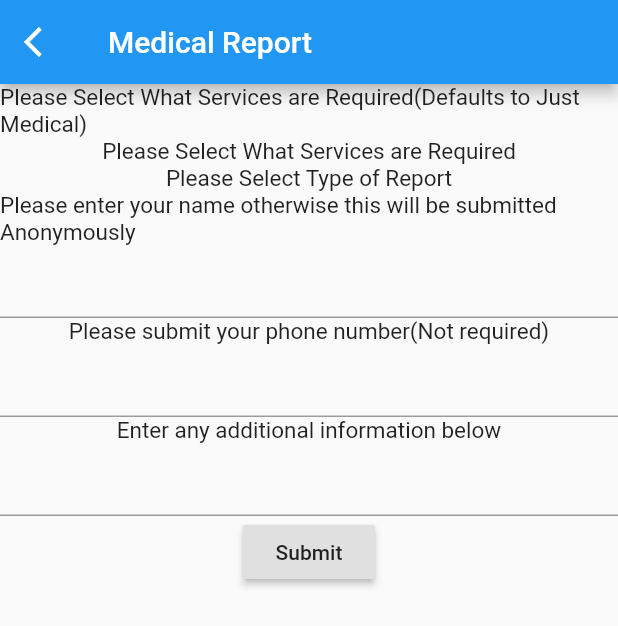
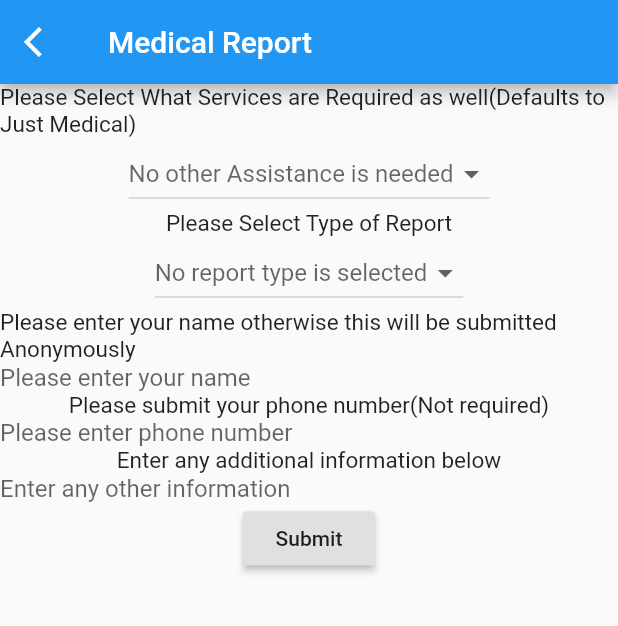
Before and after one commit to deadmendontlie/EMerge, a Flutter app: the screen it shows after launch, after a tap on "MedicalPage", on a phone screen of 412 x 824 dp. Shown: the top 626 px of the screen. Run offline on Flutter 3.47's test engine with Material 2 defaults, Android fonts, the phone set to English and light mode, and no system bars; project files that could hold a hidden picture were left out.

Commit message:
Add files via upload
Added the dropdown menus and stuff need to adjust stuff and make it look pretty later. Also need to add it change the dropdown values to whatever was selected. I also added a new button to the home screen. If I remember correctly

```diff
--- a/emerge_app/lib/MedicalPage.dart
+++ b/emerge_app/lib/MedicalPage.dart
@@ -37,51 +37,77 @@ class _MedicalPageWidgetState extends State<MedicalPage> {
             //TODO Add other things need for the text boxes and drop downs
             //TODO Make the submit button work
             Text(
-                      "Please Select What Services are Required(Defaults to Just Medical)",
+              "Please Select What Services are Required as well(Defaults to Just Medical)",
               style: TextStyle(fontSize: 15.0, fontWeight: FontWeight.normal),
             ),
-                  Text(
-                      "Please Select What Services are Required",
-                      style: TextStyle(fontSize: 15.0, fontWeight: FontWeight.normal),
+            DropdownButton<String>(
+              hint: Text('No other Assistance is needed'),
+              items: <String>['Fire', 'Police'].map((String value) {
+                return new DropdownMenuItem<String>(
+                  value: value,
+                  child: new Text(value),
+                );
+              }).toList(),
+              onChanged: (String newValue) {},
             ),
             Text(
               "Please Select Type of Report",
               style: TextStyle(fontSize: 15.0, fontWeight: FontWeight.normal),
             ),
+            DropdownButton<String>(
+              hint: Text('No report type is selected'),
+              items: <String>['Fire', 'Police'].map((String value) {
+                return new DropdownMenuItem<String>(
+                  value: value,
+                  child: new Text(value),
+                );
+              }).toList(),
+              onChanged: (_) {},
+            ),
             Text(
               "Please enter your name otherwise this will be submitted Anonymously",
               style: TextStyle(fontSize: 15.0, fontWeight: FontWeight.normal),
             ),
-                  TextFormField(textAlign: TextAlign.left, autocorrect: true, showCursor: true
-
+            TextFormField(
+              textAlign: TextAlign.left,
+              autocorrect: false,
+              showCursor: true,
+              decoration: new InputDecoration.collapsed(
+                  hintText: "Please enter your name"),
             ),
             Text(
               "Please submit your phone number(Not required)",
               style: TextStyle(fontSize: 15.0, fontWeight: FontWeight.normal),
             ),
-                  TextFormField(textAlign: TextAlign.left, autocorrect: true, showCursor: true
-
+            TextFormField(
+              textAlign: TextAlign.left,
+              autocorrect: false,
+              showCursor: true,
+              decoration: new InputDecoration.collapsed(
+                  hintText: "Please enter phone number"),
             ),
             Text(
               "Enter any additional information below",
               style: TextStyle(fontSize: 15.0, fontWeight: FontWeight.normal),
             ),
-                  TextFormField(textAlign: TextAlign.left, autocorrect: true, showCursor: true
-
+            TextFormField(
+              textAlign: TextAlign.left,
+              autocorrect: true,
+              showCursor: true,
+              decoration: new InputDecoration.collapsed(
+                  hintText: "Enter any other information"),
             ),
             Center(
               child: RaisedButton(
                 child: Text('Submit'),
                 onPressed: () {
                   // Add Submission results later
-
                 },
               ),
             ),
           ],
         ),
       ),
-      )
-    );
+    ));
   }
 }
--- a/emerge_app/lib/main.dart
+++ b/emerge_app/lib/main.dart
@@ -28,14 +28,12 @@ class MyApp extends StatelessWidget {
 }
 
 class StartScreen extends StatelessWidget {
-
   @override
   Widget build(BuildContext context) {
     return Scaffold(
         appBar: AppBar(
           title: Text('Start Screen'),
         ),
-
         body: Column(
           mainAxisAlignment: MainAxisAlignment.start,
           children: [
@@ -75,6 +73,14 @@ class StartScreen extends StatelessWidget {
                 },
               ),
             ),
+            Center(
+              child: RaisedButton(
+                child: Text('Emergency'),
+                onPressed: () {
+                  //TODO add code to submit an emergency report
+                },
+              ),
+            ),
           ],
         ));
   }
```
Also changed, not shown: emerge_app/lib/FirePage.dart (+3 -8 lines), emerge_app/lib/PolicePage.dart (+41 -15 lines), emerge_app/lib/TipsPage.dart (+4 -40 lines). Lines whose indentation alone changed are shown as unchanged.
